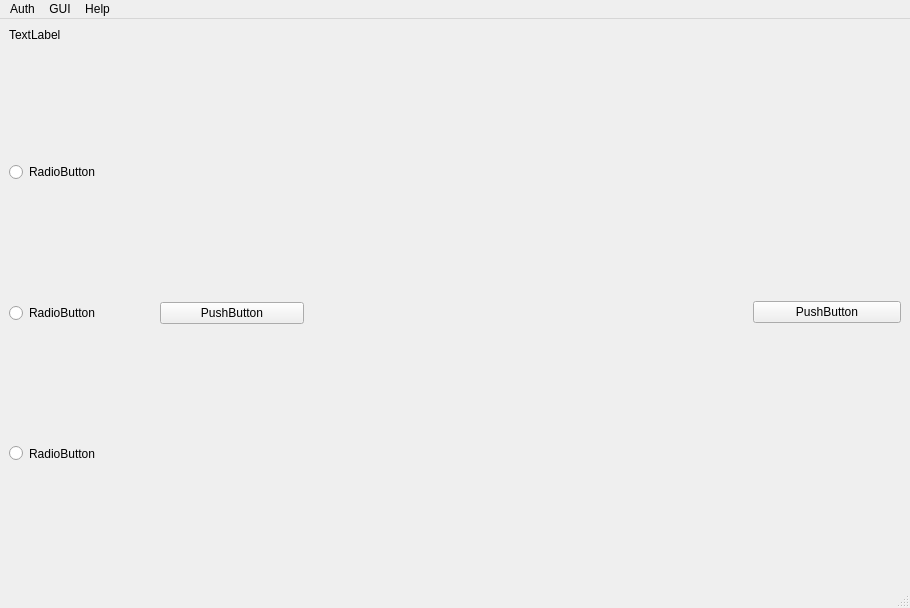
GrzegorzKrug/Studia_Python, file Kryptologia/Lab4/GUI_QT.ui: the form before one commit.
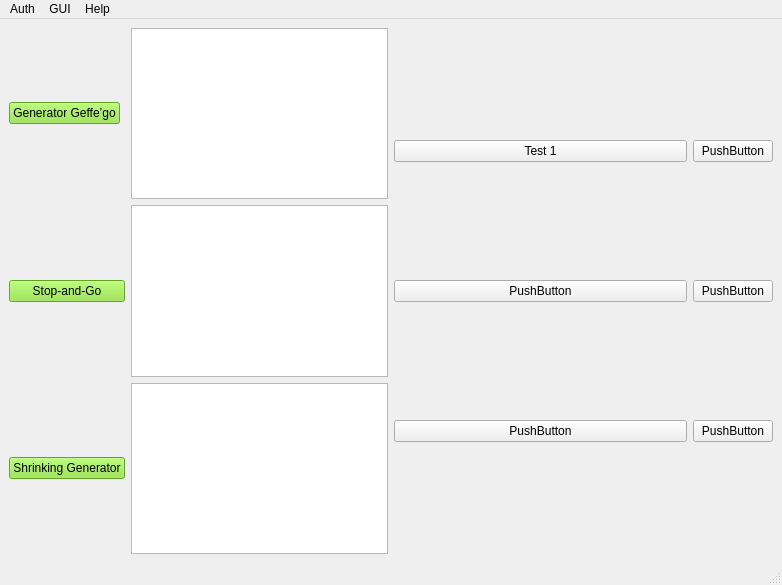
The form after the commit.

Diff of the .ui file:
```diff
--- a/Kryptologia/Lab4/GUI_QT.ui
+++ b/Kryptologia/Lab4/GUI_QT.ui
@@ -6,8 +6,8 @@
    <rect>
     <x>0</x>
     <y>0</y>
-    <width>910</width>
-    <height>608</height>
+    <width>782</width>
+    <height>585</height>
    </rect>
   </property>
   <property name="windowTitle">
@@ -19,107 +19,137 @@
      <enum>QLayout::SetMinimumSize</enum>
     </property>
     <item row="0" column="0">
-     <layout class="QGridLayout" name="MainGrid" rowstretch="0,0" columnstretch="2,3,1">
+     <layout class="QGridLayout" name="MainGrid" rowstretch="0" columnstretch="2">
       <property name="sizeConstraint">
        <enum>QLayout::SetDefaultConstraint</enum>
       </property>
       <property name="leftMargin">
        <number>0</number>
       </property>
-      <item row="1" column="2">
-       <widget class="QPushButton" name="pushButton">
-        <property name="sizePolicy">
-         <sizepolicy hsizetype="Expanding" vsizetype="Fixed">
-          <horstretch>0</horstretch>
-          <verstretch>0</verstretch>
-         </sizepolicy>
-        </property>
-        <property name="text">
-         <string>PushButton</string>
-        </property>
-       </widget>
-      </item>
-      <item row="1" column="0">
-       <layout class="QGridLayout" name="gridLayout_2" rowstretch="0,1,1,1" columnstretch="1,1,0" rowminimumheight="0,0,0,0">
+      <item row="0" column="0">
+       <layout class="QGridLayout" name="gridLayout_3" rowstretch="1,1,1" columnstretch="1,3">
         <property name="sizeConstraint">
-         <enum>QLayout::SetMinimumSize</enum>
+         <enum>QLayout::SetDefaultConstraint</enum>
         </property>
+        <item row="1" column="0">
+         <widget class="QPushButton" name="pushButton_run_stopsndgo">
+          <property name="styleSheet">
+           <string notr="true">background-color: rgb(138, 226, 52);</string>
+          </property>
+          <property name="text">
+           <string>Stop-and-Go</string>
+          </property>
+         </widget>
+        </item>
+        <item row="0" column="0">
+         <widget class="QPushButton" name="pushButton_run_Geffe">
+          <property name="sizePolicy">
+           <sizepolicy hsizetype="Maximum" vsizetype="Maximum">
+            <horstretch>0</horstretch>
+            <verstretch>0</verstretch>
+           </sizepolicy>
+          </property>
+          <property name="styleSheet">
+           <string notr="true">background-color: rgb(138, 226, 52);</string>
+          </property>
+          <property name="text">
+           <string>Generator Geffe’go</string>
+          </property>
+         </widget>
+        </item>
+        <item row="0" column="1">
+         <widget class="QTextBrowser" name="textBrowser_3">
+          <property name="minimumSize">
+           <size>
+            <width>100</width>
+            <height>20</height>
+           </size>
+          </property>
+         </widget>
+        </item>
         <item row="2" column="1">
-         <widget class="QPushButton" name="pushButton_2">
-          <property name="text">
-           <string>PushButton</string>
+         <widget class="QTextBrowser" name="textBrowser_2">
+          <property name="minimumSize">
+           <size>
+            <width>100</width>
+            <height>20</height>
+           </size>
           </property>
          </widget>
         </item>
-        <item row="3" column="0">
-         <widget class="QRadioButton" name="radioButton_3">
-          <property name="sizePolicy">
-           <sizepolicy hsizetype="Expanding" vsizetype="Minimum">
-            <horstretch>0</horstretch>
-            <verstretch>0</verstretch>
-           </sizepolicy>
-          </property>
-          <property name="text">
-           <string>RadioButton</string>
+        <item row="1" column="1">
+         <widget class="QTextBrowser" name="textBrowser">
+          <property name="minimumSize">
+           <size>
+            <width>100</width>
+            <height>20</height>
+           </size>
           </property>
          </widget>
         </item>
         <item row="2" column="0">
-         <widget class="QRadioButton" name="radioButton_2">
-          <property name="sizePolicy">
-           <sizepolicy hsizetype="Expanding" vsizetype="Minimum">
-            <horstretch>0</horstretch>
-            <verstretch>0</verstretch>
-           </sizepolicy>
+         <widget class="QPushButton" name="pushButton_run_shrinking">
+          <property name="styleSheet">
+           <string notr="true">background-color: rgb(138, 226, 52);</string>
           </property>
           <property name="text">
-           <string>RadioButton</string>
-          </property>
-         </widget>
-        </item>
-        <item row="1" column="0">
-         <widget class="QRadioButton" name="radioButton">
-          <property name="sizePolicy">
-           <sizepolicy hsizetype="Expanding" vsizetype="Minimum">
-            <horstretch>0</horstretch>
-            <verstretch>0</verstretch>
-           </sizepolicy>
-          </property>
-          <property name="text">
-           <string>RadioButton</string>
+           <string>Shrinking Generator</string>
           </property>
          </widget>
         </item>
        </layout>
       </item>
+     </layout>
+    </item>
+    <item row="0" column="1">
+     <layout class="QGridLayout" name="gridLayout_2">
       <item row="0" column="0">
-       <widget class="QLabel" name="label">
+       <widget class="QPushButton" name="pushButton">
         <property name="sizePolicy">
-         <sizepolicy hsizetype="Maximum" vsizetype="Maximum">
+         <sizepolicy hsizetype="Expanding" vsizetype="Fixed">
           <horstretch>0</horstretch>
           <verstretch>0</verstretch>
          </sizepolicy>
         </property>
         <property name="text">
-         <string>TextLabel</string>
+         <string>Test 1</string>
+        </property>
+       </widget>
+      </item>
+      <item row="1" column="0">
+       <widget class="QPushButton" name="pushButton_2">
+        <property name="text">
+         <string>PushButton</string>
+        </property>
+       </widget>
+      </item>
+      <item row="2" column="0">
+       <widget class="QPushButton" name="pushButton_3">
+        <property name="text">
+         <string>PushButton</string>
         </property>
        </widget>
       </item>
       <item row="1" column="1">
-       <spacer name="horizontalSpacer">
-        <property name="orientation">
-         <enum>Qt::Horizontal</enum>
+       <widget class="QPushButton" name="pushButton_5">
+        <property name="text">
+         <string>PushButton</string>
         </property>
-        <property name="sizeType">
-         <enum>QSizePolicy::Minimum</enum>
+       </widget>
+      </item>
+      <item row="0" column="1">
+       <widget class="QPushButton" name="pushButton_4">
+        <property name="text">
+         <string>PushButton</string>
         </property>
-        <property name="sizeHint" stdset="0">
-         <size>
-          <width>40</width>
-          <height>20</height>
-         </size>
+       </widget>
+      </item>
+      <item row="2" column="1">
+       <widget class="QPushButton" name="pushButton_6">
+        <property name="text">
+         <string>PushButton</string>
         </property>
-       </spacer>
+       </widget>
       </item>
      </layout>
     </item>
@@ -130,7 +160,7 @@
     <rect>
      <x>0</x>
      <y>0</y>
-     <width>910</width>
+     <width>782</width>
      <height>22</height>
     </rect>
    </property>
```
